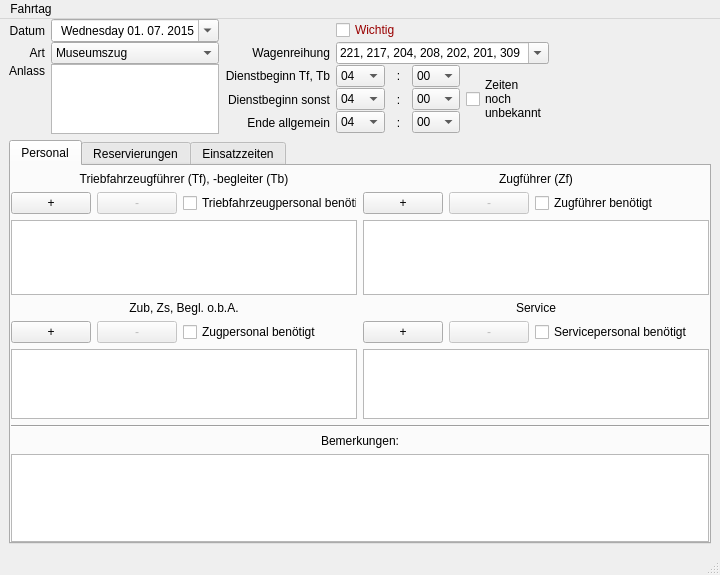
First picture: the form in Programm/fahrtagwindow.ui, repository philjosch/Einsatzplaner, before the edit.
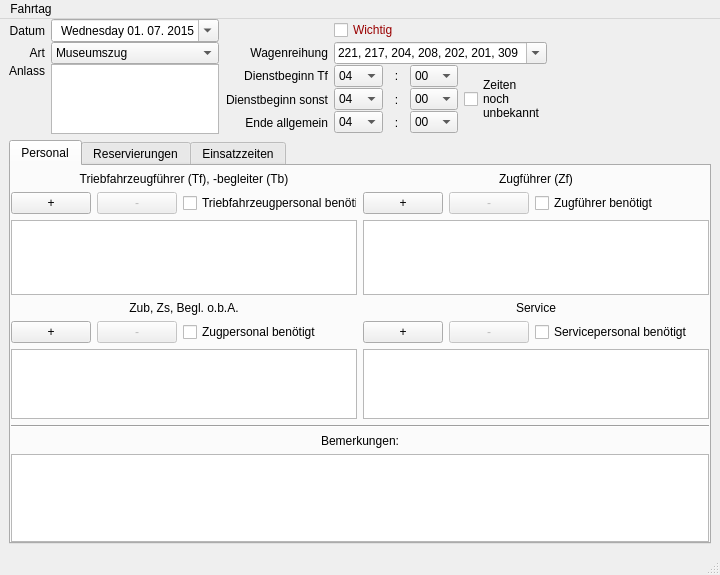
Second picture: the form after the edit.

What changed in the file:
```diff
--- a/Programm/fahrtagwindow.ui
+++ b/Programm/fahrtagwindow.ui
@@ -95,7 +95,7 @@
       <item row="2" column="2">
        <widget class="QLabel" name="label_2">
         <property name="text">
-         <string>Dienstbeginn Tf, Tb</string>
+         <string>Dienstbeginn Tf</string>
         </property>
         <property name="alignment">
          <set>Qt::AlignRight|Qt::AlignTrailing|Qt::AlignVCenter</set>
```
